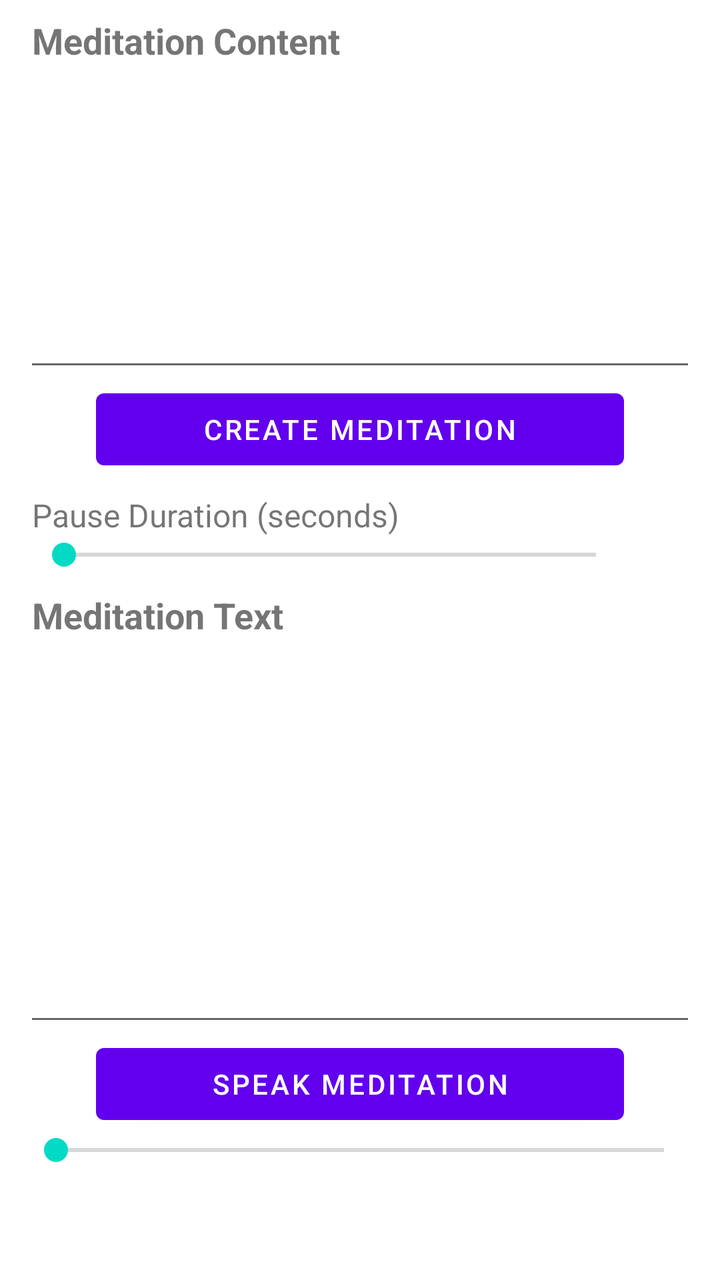
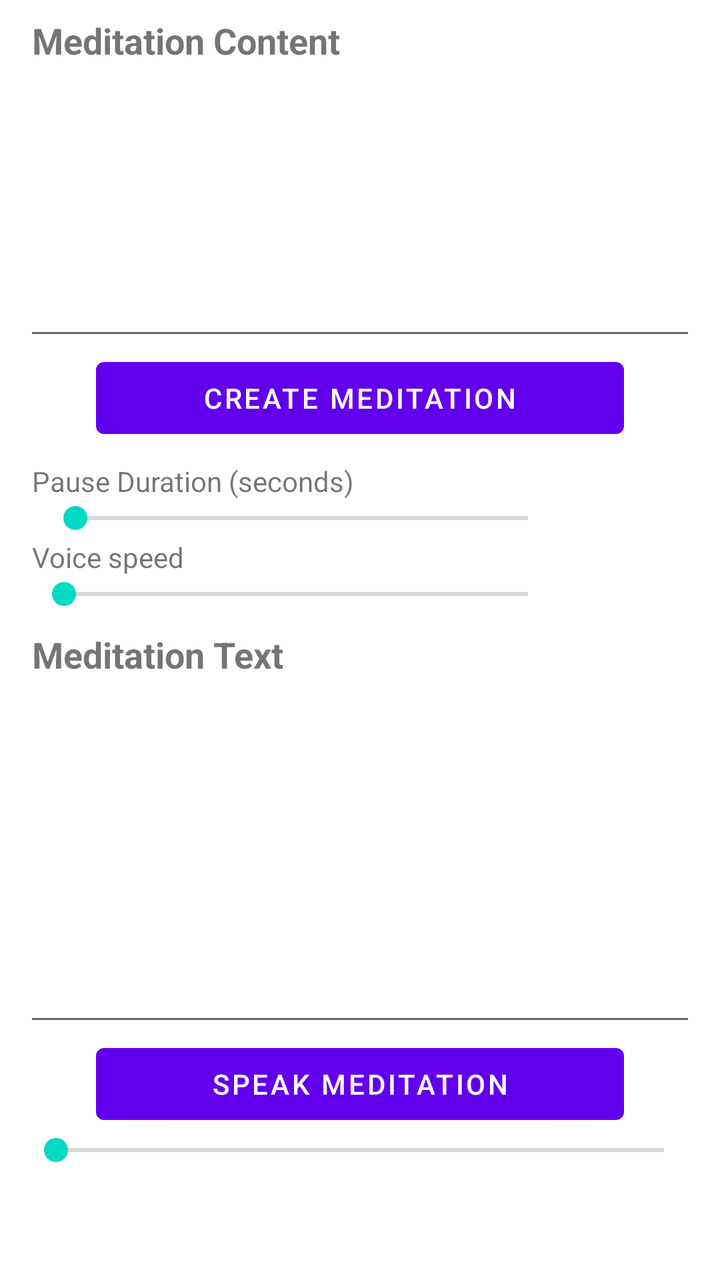

Two renders of the same Android screen: before a commit and after it. Below are the layout's source before the change and the commit's diff.
<!-- AndroidManifest.xml: application theme Theme.MyMeditation -->
<!-- res/layout/fragment_meditation.xml -->
<?xml version="1.0" encoding="utf-8"?>
<LinearLayout xmlns:android="http://schemas.android.com/apk/res/android"
    android:layout_width="match_parent"
    android:layout_height="match_parent"
    android:orientation="vertical"
    android:paddingBottom="?attr/actionBarSize">

    <TextView
        android:layout_width="wrap_content"
        android:layout_height="wrap_content"
        android:layout_marginStart="@dimen/activity_horizontal_margin"
        android:layout_marginEnd="@dimen/activity_horizontal_margin"
        android:layout_marginTop="@dimen/activity_heading_margin"
        android:labelFor="@id/editTextMeditationContent"
        android:text="@string/label_meditation_content"
        android:textSize="@dimen/text_size_content_heading"
        android:textStyle="bold" />

    <EditText
        android:id="@+id/editTextMeditationContent"
        android:layout_width="match_parent"
        android:layout_height="0dp"
        android:layout_marginStart="@dimen/editText_horizontal_margin"
        android:layout_marginEnd="@dimen/editText_horizontal_margin"
        android:layout_weight="0.8"
        android:gravity="top"
        android:importantForAutofill="no"
        android:inputType="textMultiLine"
        android:textSize="@dimen/text_size_content" />

    <Button
        android:id="@+id/buttonCreateMeditation"
        android:layout_width="match_parent"
        android:layout_height="wrap_content"
        android:layout_marginStart="@dimen/single_button_horizontal_margin"
        android:layout_marginEnd="@dimen/single_button_horizontal_margin"
        android:text="@string/button_create_meditation" />

    <TextView
        android:layout_width="wrap_content"
        android:layout_height="wrap_content"
        android:layout_marginStart="@dimen/activity_horizontal_margin"
        android:layout_marginEnd="@dimen/activity_horizontal_margin"
        android:layout_marginTop="@dimen/activity_heading_margin"
        android:labelFor="@id/seekBarPauseDuration"
        android:text="@string/label_pause_duration"
        android:textSize="@dimen/text_size_content" />

    <LinearLayout
        android:layout_width="match_parent"
        android:layout_height="wrap_content"
        android:layout_marginStart="@dimen/activity_horizontal_margin"
        android:layout_marginEnd="@dimen/activity_horizontal_margin"
        android:orientation="horizontal">

        <SeekBar
            android:id="@+id/seekBarPauseDuration"
            android:layout_width="0px"
            android:layout_height="wrap_content"
            android:layout_weight="1"
            android:indeterminate="false"
            android:max="30"
            android:min="1"
            android:progress="1" />

        <TextView
            android:id="@+id/textPauseDuration"
            android:layout_width="30dp"
            android:layout_height="wrap_content"
            android:textAlignment="viewEnd" />
    </LinearLayout>

    <TextView
        android:layout_width="wrap_content"
        android:layout_height="wrap_content"
        android:layout_marginStart="@dimen/activity_horizontal_margin"
        android:layout_marginEnd="@dimen/activity_horizontal_margin"
        android:layout_marginTop="@dimen/activity_heading_margin"
        android:labelFor="@id/editTextMeditationText"
        android:text="@string/label_meditation_text"
        android:textSize="@dimen/text_size_content_heading"
        android:textStyle="bold" />

    <EditText
        android:id="@+id/editTextMeditationText"
        android:layout_width="match_parent"
        android:layout_height="0dp"
        android:layout_marginStart="@dimen/editText_horizontal_margin"
        android:layout_marginEnd="@dimen/editText_horizontal_margin"
        android:layout_weight="1"
        android:gravity="top"
        android:importantForAutofill="no"
        android:inputType="textMultiLine"
        android:textSize="@dimen/text_size_content" />

    <TextView
        android:id="@+id/textSpeechStatus"
        android:layout_width="match_parent"
        android:layout_height="wrap_content"
        android:layout_margin="0dp"
        android:padding="0dp"
        android:minHeight="0dp"
        android:includeFontPadding="false"
        android:textSize="12sp"
        android:accessibilityLiveRegion="polite"
        android:maxLines="1"
        android:ellipsize="end"
        android:visibility="gone" />

    <FrameLayout
        android:layout_width="match_parent"
        android:layout_height="wrap_content"
        android:layout_marginStart="@dimen/single_button_horizontal_margin"
        android:layout_marginEnd="@dimen/single_button_horizontal_margin"
        android:measureAllChildren="true">

        <Button
            android:id="@+id/buttonSpeakMeditation"
            android:layout_width="match_parent"
            android:layout_height="wrap_content"
            android:text="@string/button_speak_meditation" />

        <Button
            android:id="@+id/buttonPauseMeditation"
            android:layout_width="match_parent"
            android:layout_height="wrap_content"
            android:visibility="gone"
            android:text="@string/button_pause_meditation" />
    </FrameLayout>

    <SeekBar
        android:id="@+id/seekBarAudio"
        android:layout_width="match_parent"
        android:layout_height="wrap_content"
        android:layout_marginStart="@dimen/editText_horizontal_margin"
        android:layout_marginEnd="@dimen/editText_horizontal_margin"
        android:indeterminate="false"
        android:max="100"
        android:min="0"
        android:progress="0" />

</LinearLayout>
<!-- resources referenced by this layout -->
<resources>
  <dimen name="activity_heading_margin">8dp</dimen>
  <dimen name="activity_horizontal_margin">16dp</dimen>
  <dimen name="editText_horizontal_margin">12dp</dimen>
  <dimen name="single_button_horizontal_margin">48dp</dimen>
  <dimen name="text_size_content">16sp</dimen>
  <dimen name="text_size_content_heading">18sp</dimen>
  <string name="button_create_meditation">Create Meditation</string>
  <string name="button_pause_meditation">Pause Meditation</string>
  <string name="button_speak_meditation">Speak Meditation</string>
  <string name="label_meditation_content">Meditation Content</string>
  <string name="label_meditation_text">Meditation Text</string>
  <string name="label_pause_duration">Pause Duration (seconds)</string>
  <style name="Theme.MyMeditation" parent="Theme.MaterialComponents.DayNight.DarkActionBar">
          
          <item name="colorPrimary">@color/purple_500</item>
          <item name="colorPrimaryVariant">@color/purple_700</item>
          <item name="colorOnPrimary">@color/white</item>
          
          <item name="colorSecondary">@color/teal_200</item>
          <item name="colorSecondaryVariant">@color/teal_700</item>
          <item name="colorOnSecondary">@color/black</item>
          
          <item name="android:statusBarColor">?attr/colorPrimaryVariant</item>
          
      </style>
  <color name="purple_500">#FF6200EE</color>
  <color name="purple_700">#FF3700B3</color>
  <color name="white">#FFFFFFFF</color>
  <color name="teal_200">#FF03DAC5</color>
  <color name="teal_700">#FF018786</color>
  <color name="black">#FF000000</color>
</resources>

<!-- the commit's change to res/layout/fragment_meditation.xml (unified diff, before → after) -->
@@ -43,8 +43,7 @@
         android:layout_marginEnd="@dimen/activity_horizontal_margin"
         android:layout_marginTop="@dimen/activity_heading_margin"
         android:labelFor="@id/seekBarPauseDuration"
-        android:text="@string/label_pause_duration"
-        android:textSize="@dimen/text_size_content" />
+        android:text="@string/label_pause_duration" />
 
     <LinearLayout
         android:layout_width="match_parent"
@@ -59,14 +58,42 @@
             android:layout_height="wrap_content"
             android:layout_weight="1"
             android:indeterminate="false"
-            android:max="30"
-            android:min="1"
+            android:max="40"
+            android:min="0"
             android:progress="1" />
 
         <TextView
             android:id="@+id/textPauseDuration"
-            android:layout_width="30dp"
+            android:clickable="true"
+            android:focusable="true"
+            android:layout_width="64dp"
             android:layout_height="wrap_content"
+            android:textAlignment="viewEnd" />
+    </LinearLayout>
+
+    <TextView
+        android:layout_width="wrap_content"
+        android:layout_height="wrap_content"
+        android:layout_marginStart="@dimen/activity_horizontal_margin"
+        android:text="@string/label_voice_speed" />
+    <LinearLayout
+        android:layout_width="match_parent"
+        android:layout_height="wrap_content"
+        android:layout_marginStart="@dimen/activity_horizontal_margin"
+        android:layout_marginEnd="@dimen/activity_horizontal_margin"
+        android:orientation="horizontal">
+        <SeekBar
+            android:id="@+id/seekBarVoiceSpeed"
+            android:layout_width="0dp"
+            android:layout_height="wrap_content"
+            android:layout_weight="1"
+            android:max="1000" />
+        <TextView
+            android:id="@+id/textVoiceSpeed"
+            android:layout_width="64dp"
+            android:layout_height="wrap_content"
+            android:clickable="true"
+            android:focusable="true"
             android:textAlignment="viewEnd" />
     </LinearLayout>
 
<!-- resource entries referenced after the edit -->
@@ -12,6 +12,7 @@
   <string name="label_meditation_content">Meditation Content</string>
   <string name="label_meditation_text">Meditation Text</string>
   <string name="label_pause_duration">Pause Duration (seconds)</string>
+  <string name="label_voice_speed">Voice speed</string>
   <style name="Theme.MyMeditation" parent="Theme.MaterialComponents.DayNight.DarkActionBar">
           
           <item name="colorPrimary">@color/purple_500</item>
